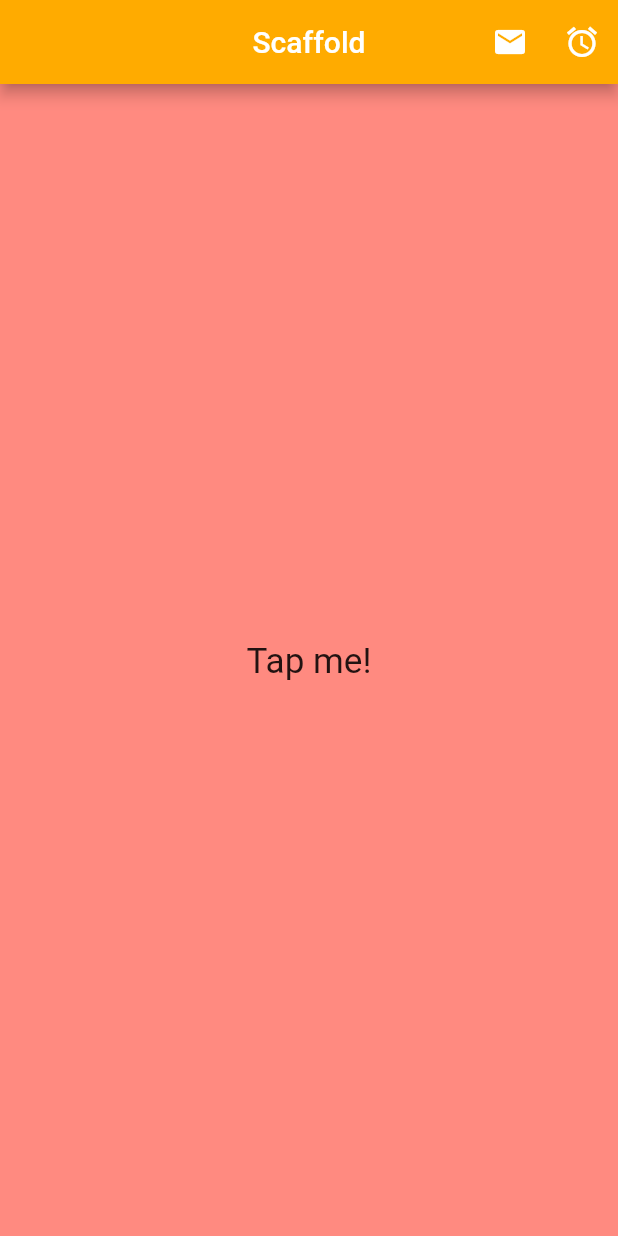
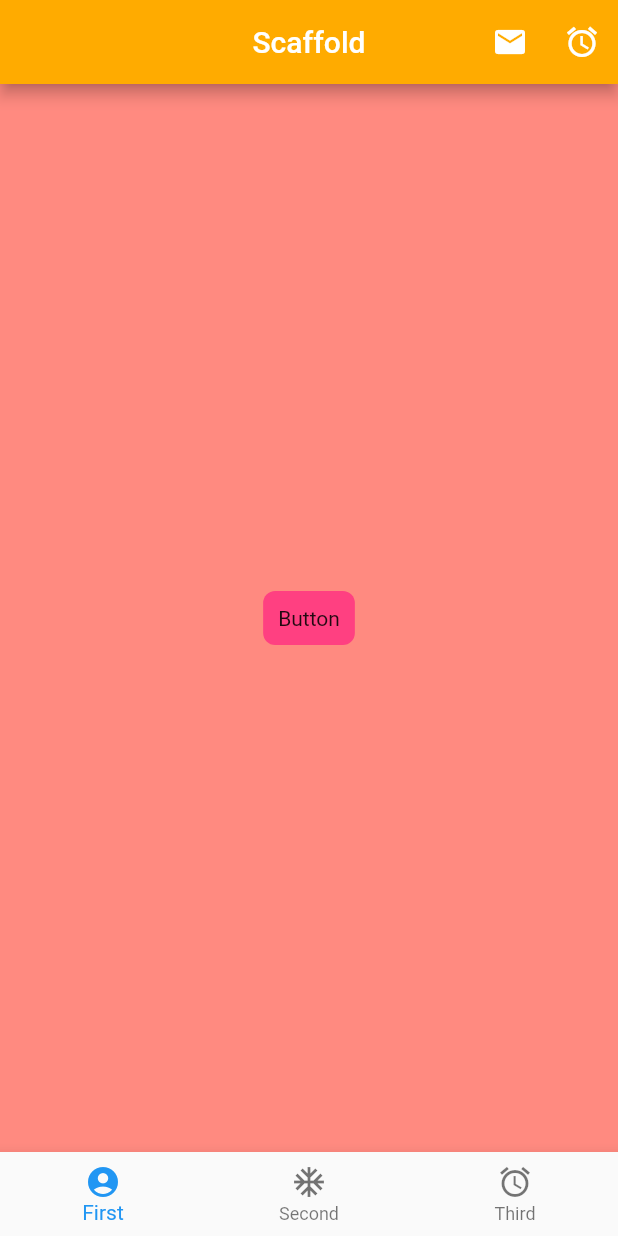
Before and after one commit to cmj123/flutter_app_development, a Flutter app: the screen it shows after launch, on a phone screen of 412 x 824 dp. Run offline on Flutter 3.47's test engine with Material 2 defaults, Android fonts, the phone set to English and light mode, and no system bars.

Commit message:
Completed gesture detector widget and bottom navigator widget

```diff
--- a/first_flutter_app/lib/ui/home.dart
+++ b/first_flutter_app/lib/ui/home.dart
@@ -1,4 +1,29 @@
 import 'package:flutter/material.dart';
+
+class CustomButton extends StatelessWidget {
+  @override
+  Widget build(BuildContext context) {
+    return GestureDetector(
+      onTap: (){
+        final snackBar = SnackBar(content: Text("Hello Again!"),
+        backgroundColor: Colors.amberAccent.shade700,
+        );
+
+        Scaffold.of(context).showSnackBar(snackBar);
+      },
+
+      child: Container(
+        padding: EdgeInsets.all(10.0),
+        decoration: BoxDecoration(
+          color: Colors.pinkAccent,
+          borderRadius: BorderRadius.circular(8.0)
+        ),
+        child: Text("Button")
+      )
+    );
+  }
+}
+
 
 class ScaffoldExample extends StatelessWidget {
 
@@ -17,18 +42,24 @@ class ScaffoldExample extends StatelessWidget {
           IconButton(onPressed: _tapButton, icon: Icon(Icons.access_alarms))
         ],
       ),
+      bottomNavigationBar: BottomNavigationBar(items:[
+        BottomNavigationBarItem(icon: Icon(Icons.account_circle), title: Text("First")),
+        BottomNavigationBarItem(icon: Icon(Icons.ac_unit), title: Text("Second")),
+        BottomNavigationBarItem(icon: Icon(Icons.access_alarm), title: Text("Third"))
+      ], onTap: (int index) => debugPrint("Tapped item : $index"),),
       backgroundColor: Colors.redAccent.shade100,
       body: Container(
         alignment: Alignment.center,
         child: Column(
           mainAxisAlignment: MainAxisAlignment.center,
           children: <Widget>[
-            InkWell(
-              child:Text("Tap me!",
-                style: TextStyle(fontSize: 23.4),),
-              onTap: () => debugPrint("tapped..."),
-
-            )
+            CustomButton()
+            // InkWell(
+            //   child:Text("Tap me!",
+            //     style: TextStyle(fontSize: 23.4),),
+            //   onTap: () => debugPrint("tapped..."),
+            //
+            // )
           ],
         )
       )
```
